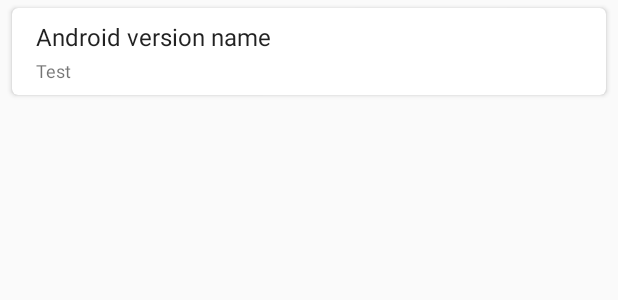
After one commit to IoT-Project/implement-of-storage, an Android app: the layout item_recycle_list_chat.xml on its own in the app's theme, with its tools: preview values and no code run, on a phone screen of 412 x 824 dp. The commit adds this screen. Shown: the top 300 px of the screen. Run offline under Robolectric (Android 15) with nearby library versions, the phone set to English and light mode, and no system bars.

Commit message:
ini kommit

```diff
--- a/app/build.gradle
+++ b/app/build.gradle
@@ -48,4 +48,5 @@ dependencies {
 }
 
 
+
 apply plugin: 'com.google.gms.google-services'
--- a/app/src/main/AndroidManifest.xml
+++ b/app/src/main/AndroidManifest.xml
@@ -9,6 +9,7 @@
     <uses-permission android:name="com.google.android.providers.gsf.permission.READ_GSERVICES" />
     <uses-permission android:name="android.permission.CALL_PHONE" />
     <uses-permission android:name="android.permission.WRITE_EXTERNAL_STORAGE" />
+
     <application
         android:allowBackup="true"
         android:icon="@mipmap/ic_launcher"
@@ -65,7 +66,8 @@
 
         <activity
             android:name=".MapsActivity"
-            android:label="@string/title_activity_maps"></activity>
+            android:label="@string/title_activity_maps" />
+        <activity android:name=".ChatActivity"></activity>
     </application>
 
 </manifest>
--- /dev/null
+++ b/app/src/main/res/drawable-hdpi/chat_message_background.xml
@@ -0,0 +1,5 @@
+<?xml version="1.0" encoding="utf-8"?>
+<shape xmlns:android="http://schemas.android.com/apk/res/android" android:shape="rectangle">
+    <corners android:radius="4dp"/>
+    <solid android:color="@color/colorPrimary" />
+</shape>
--- /dev/null
+++ b/app/src/main/res/layout/item_recycle_list_chat.xml
@@ -0,0 +1,50 @@
+<?xml version="1.0" encoding="utf-8"?>
+<android.support.v7.widget.CardView xmlns:android="http://schemas.android.com/apk/res/android"
+    xmlns:card_view="http://schemas.android.com/apk/res-auto"
+    android:id="@+id/cardlist_item"
+    android:layout_width="match_parent"
+    android:layout_height="wrap_content"
+    android:layout_marginBottom="5dp"
+    android:layout_marginLeft="8dp"
+    android:layout_marginRight="8dp"
+    android:layout_marginTop="5dp"
+    android:foreground="?android:attr/selectableItemBackground"
+    android:orientation="vertical"
+    card_view:cardCornerRadius="4dp"
+    card_view:cardElevation="@dimen/cardview_default_elevation">
+
+    <RelativeLayout
+        android:layout_width="wrap_content"
+        android:layout_height="wrap_content">
+
+        <LinearLayout
+            android:layout_width="match_parent"
+            android:layout_height="wrap_content"
+            android:gravity="center_vertical"
+            android:orientation="vertical"
+            android:paddingBottom="8dp"
+            android:paddingLeft="@dimen/activity_horizontal_margin"
+            android:paddingRight="@dimen/activity_horizontal_margin"
+            android:paddingTop="8dp">
+
+            <TextView
+                android:id="@+id/listitem_name"
+                android:layout_width="wrap_content"
+                android:layout_height="wrap_content"
+                android:text="Android version name"
+                android:textColor="@color/primary_text_default_material_light"
+                android:textSize="@dimen/abc_text_size_subhead_material" />
+
+            <TextView
+                android:id="@+id/listitem_subname"
+                android:layout_width="match_parent"
+                android:layout_height="wrap_content"
+                android:paddingTop="3dp"
+                android:text="Test"
+                android:textColor="@color/secondary_text_default_material_light"
+                android:textSize="@dimen/abc_text_size_caption_material" />
+        </LinearLayout>
+
+    </RelativeLayout>
+
+</android.support.v7.widget.CardView>
--- a/app/src/main/res/menu/activity_user_drawer.xml
+++ b/app/src/main/res/menu/activity_user_drawer.xml
@@ -12,7 +12,7 @@
 
         <item
             android:id="@+id/nav_penawaran"
-            android:title="Penawaran Masuk" />
+            android:title="Pesan Masuk" />
         <item
             android:id="@+id/nav_penjualan"
             android:title="List Penjualan" />
```
Also changed, not shown: app/src/main/java/com/example/fujimiya/farmartrevisi/UserActivity.java (+8 -0 lines), app/src/main/res/drawable-hdpi/chat_message_arrow.xml (added, +14 -0 lines), app/src/main/res/layout/activity_chat.xml (added, +44 -0 lines), app/src/main/res/layout/fragment_chat_list.xml (added, +25 -0 lines), app/src/main/res/layout/text_message.xml (added, +65 -0 lines).
